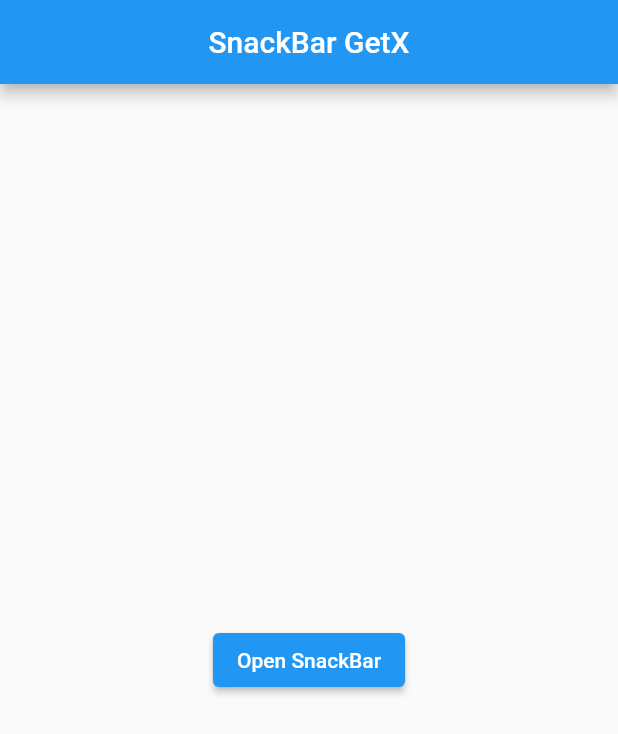
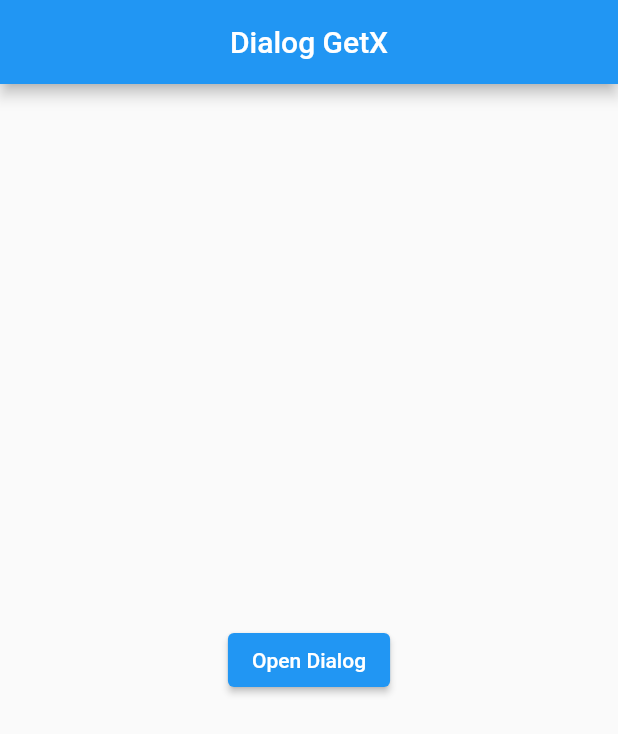
Before and after one commit to juragancode/belajar_getx, a Flutter app: the screen it shows after launch, on a phone screen of 412 x 824 dp. Shown: the top 734 px of the screen. Run offline on Flutter 3.47's test engine with Material 2 defaults, Android fonts, the phone set to English and light mode, and no system bars; our stand-ins replace get.

Commit message:
Dialog GetX

```diff
--- a/lib/main.dart
+++ b/lib/main.dart
@@ -2,7 +2,7 @@ import 'package:flutter/material.dart';
 import 'package:get/get.dart';
 
 void main() {
-  runApp(const MyApp());
+  runApp(MyApp());
 }
 
 class MyApp extends StatelessWidget {
@@ -18,33 +18,53 @@ class MyApp extends StatelessWidget {
 }
 
 class HomePage extends StatelessWidget {
+  const HomePage({Key? key}) : super(key: key);
+
   @override
   Widget build(BuildContext context) {
     return Scaffold(
       appBar: AppBar(
         centerTitle: true,
-        title: Text("SnackBar GetX"),
+        title: Text("Dialog GetX"),
       ),
       body: Center(
         child: ElevatedButton(
             onPressed: () {
-              // ScaffoldMessenger.of(context).showSnackBar(
-              //   SnackBar(
-              //     content: Text("Halo"),
-              //     action: SnackBarAction(
-              //       label: "ini label",
-              //       onPressed: () {},
-              //     ),
+              // showDialog(
+              //   context: context,
+              //   builder: (context) => AlertDialog(
+              //     shape: RoundedRectangleBorder(
+              //         borderRadius: BorderRadius.circular(0)),
+              //     title: Text("This is title"),
+              //     content: Text("This is alert content in dialog function"),
               //   ),
               // );
+              // Get.defaultDialog(
+              //   title: "This is title",
+              //   middleText: "This is alert content in dialog function",
+              //   // content: Text("This is alert content in dialog function"),
+              //   actions: [
+              //     ElevatedButton(
+              //       onPressed: () {},
+              //       child: Text("Lanjut"),
+              //     ),
+              //     ElevatedButton(
+              //       onPressed: () {},
+              //       child: Text("Cancel"),
+              //     ),
+              //   ],
+              // );
 
-              Get.snackbar(
-                "Halo",
-                "This is messege!",
-                // backgroundColor: Colors.grey,
+              Get.dialog(
+                AlertDialog(
+                  shape: RoundedRectangleBorder(
+                      borderRadius: BorderRadius.circular(0)),
+                  title: Text("This is title"),
+                  content: Text("This is alert content in dialog function"),
+                ),
               );
             },
-            child: Text("Open SnackBar")),
+            child: Text("Open Dialog")),
       ),
     );
   }
```
